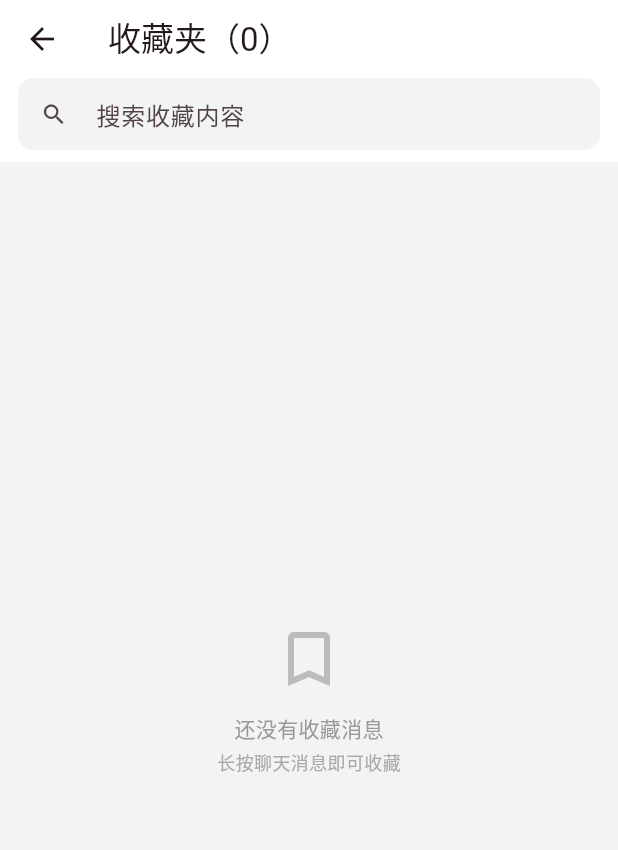
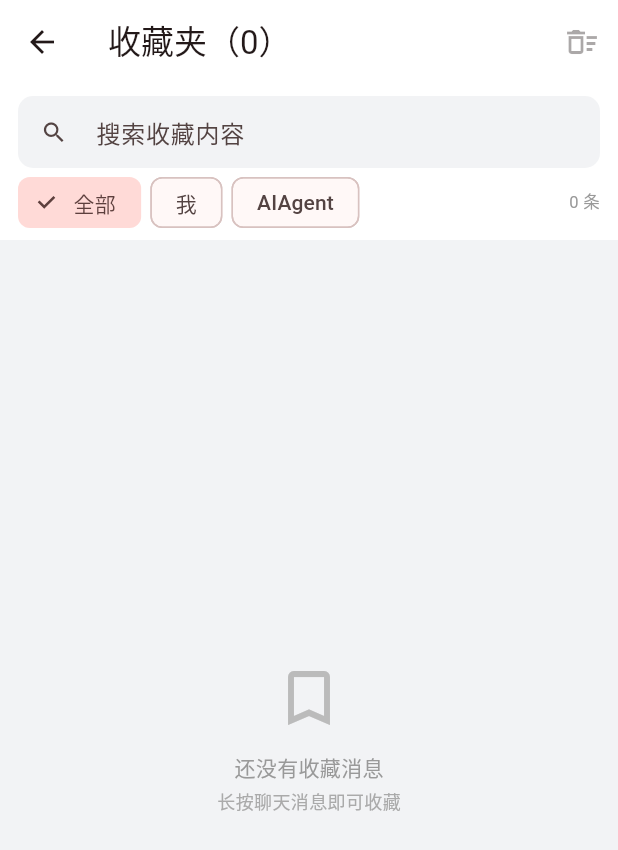
Before and after one commit to GINKA-Star123/aiagent-frontend, a Flutter app: the FavoritesPage screen opened directly with empty values, on a phone screen of 412 x 824 dp. Shown: the top 850 px of the screen. Run offline on Flutter 3.47's test engine with Material 3 defaults, Android fonts, the phone set to English and light mode, and no system bars; our stand-ins replace audioplayers, connectivity_plus, dio, image_picker, permission_handler, scrollable_positioned_list and 2 more; missing offline and left inert: gal, record; accounts and stored records are empty.

Commit message:
feat: favorites sender filter and clear all

```diff
--- a/lib/chat/favorites_page.dart
+++ b/lib/chat/favorites_page.dart
@@ -16,6 +16,7 @@ class _FavoritesPageState extends State<FavoritesPage> {
   final TextEditingController _searchController = TextEditingController();
   List<FavoriteMessage> _items = [];
   String _query = '';
+  String _senderFilter = 'all';
   bool _loading = true;
 
   List<FavoriteMessage> get _filteredItems {
@@ -23,9 +24,18 @@ class _FavoritesPageState extends State<FavoritesPage> {
     if (query.isEmpty) {
       return _items;
     }
-    return _items
-        .where((item) => item.text.toLowerCase().contains(query))
-        .toList();
+    return _items.where((item) {
+      if (!item.text.toLowerCase().contains(query)) {
+        return false;
+      }
+      if (_senderFilter == 'me' && item.sender != '我') {
+        return false;
+      }
+      if (_senderFilter == 'agent' && item.sender != 'AIAgent') {
+        return false;
+      }
+      return true;
+    }).toList();
   }
 
   @override
@@ -48,6 +58,38 @@ class _FavoritesPageState extends State<FavoritesPage> {
     setState(() {
       _items = items;
       _loading = false;
+    });
+  }
+
+  Future<void> _clearAll() async {
+    final confirmed = await showDialog<bool>(
+      context: context,
+      builder: (dialogContext) {
+        return AlertDialog(
+          title: const Text('清空收藏夹'),
+          content: Text('将删除全部 ${_items.length} 条收藏，且不可恢复。'),
+          actions: [
+            TextButton(
+              onPressed: () => Navigator.of(dialogContext).pop(false),
+              child: const Text('取消'),
+            ),
+            FilledButton(
+              onPressed: () => Navigator.of(dialogContext).pop(true),
+              child: const Text('清空'),
+            ),
+          ],
+        );
+      },
+    );
+    if (confirmed != true || !mounted) {
+      return;
+    }
+    await FavoriteStore.clear(widget.userId);
+    if (!mounted) {
+      return;
+    }
+    setState(() {
+      _items = [];
     });
   }
 
@@ -146,6 +188,20 @@ class _FavoritesPageState extends State<FavoritesPage> {
     return '${value.year}年${value.month}月${value.day}日';
   }
 
+  Widget _filterChip(String label, String value) {
+    return ChoiceChip(
+      label: Text(label),
+      selected: _senderFilter == value,
+      onSelected: (_) {
+        setState(() {
+          _senderFilter = value;
+        });
+      },
+      visualDensity: VisualDensity.compact,
+      materialTapTargetSize: MaterialTapTargetSize.shrinkWrap,
+    );
+  }
+
   @override
   Widget build(BuildContext context) {
     return Scaffold(
@@ -153,11 +209,20 @@ class _FavoritesPageState extends State<FavoritesPage> {
       appBar: AppBar(
         backgroundColor: Colors.white,
         title: Text('收藏夹（${_items.length}）'),
+        actions: [
+          IconButton(
+            tooltip: '清空收藏',
+            onPressed: _items.isEmpty ? null : _clearAll,
+            icon: const Icon(Icons.delete_sweep_outlined),
+          ),
+        ],
         bottom: PreferredSize(
-          preferredSize: const Size.fromHeight(52),
+          preferredSize: const Size.fromHeight(104),
           child: Padding(
             padding: const EdgeInsets.fromLTRB(12, 0, 12, 8),
-            child: TextField(
+            child: Column(
+              children: [
+                TextField(
                   controller: _searchController,
                   onChanged: (value) {
                     setState(() {
@@ -187,6 +252,26 @@ class _FavoritesPageState extends State<FavoritesPage> {
                       borderSide: BorderSide.none,
                     ),
                   ),
+                ),
+                const SizedBox(height: 6),
+                Row(
+                  children: [
+                    _filterChip('全部', 'all'),
+                    const SizedBox(width: 6),
+                    _filterChip('我', 'me'),
+                    const SizedBox(width: 6),
+                    _filterChip('AIAgent', 'agent'),
+                    const Spacer(),
+                    Text(
+                      '${_filteredItems.length} 条',
+                      style: const TextStyle(
+                        fontSize: 11,
+                        color: Color(0xFF999999),
+                      ),
+                    ),
+                  ],
+                ),
+              ],
             ),
           ),
         ),
--- a/pubspec.yaml
+++ b/pubspec.yaml
@@ -2,7 +2,7 @@ name: flutter_client
 description: AIAgent product client.
 publish_to: "none"
 
-version: 1.7.1+42
+version: 1.7.2+43
 
 environment:
   sdk: ^3.11.0
```
Also changed, not shown: lib/chat/favorite_store.dart (+8 -0 lines), 1 other file. Lines whose indentation alone changed are shown as unchanged.
